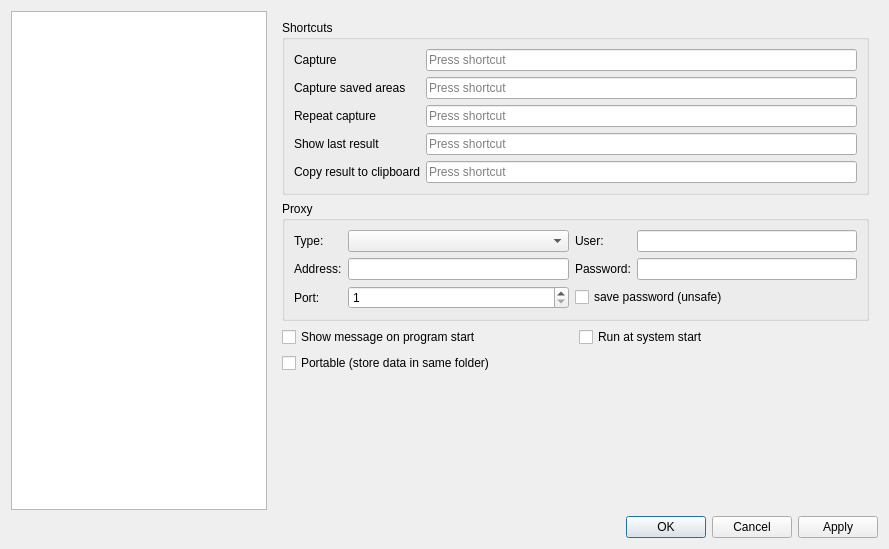
Old version of the form src/settingseditor.ui in the repository OneMoreGres/ScreenTranslator.
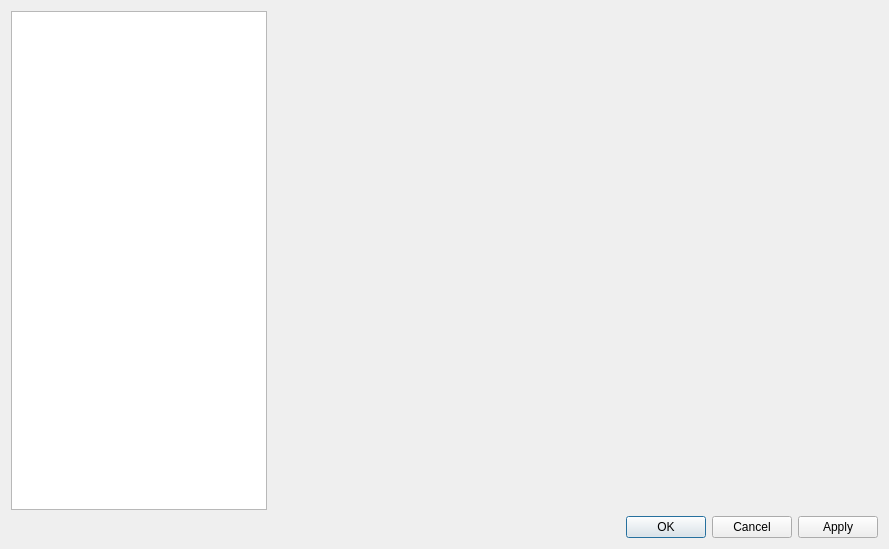
New version of the form. The open tabs and pages were chosen to show the change. Custom widgets are drawn as their Qt base class.

Commit message: Move about info to settings

```diff
--- a/src/settingseditor.ui
+++ b/src/settingseditor.ui
@@ -632,6 +632,30 @@
        </item>
       </layout>
      </widget>
+     <widget class="QWidget" name="pageAbout">
+      <layout class="QVBoxLayout" name="verticalLayout">
+       <item>
+        <widget class="QLabel" name="aboutLabel">
+         <property name="text">
+          <string/>
+         </property>
+        </widget>
+       </item>
+       <item>
+        <spacer name="verticalSpacer">
+         <property name="orientation">
+          <enum>Qt::Vertical</enum>
+         </property>
+         <property name="sizeHint" stdset="0">
+          <size>
+           <width>20</width>
+           <height>40</height>
+          </size>
+         </property>
+        </spacer>
+       </item>
+      </layout>
+     </widget>
     </widget>
    </item>
   </layout>
```
The commit also changes 4 other files.
